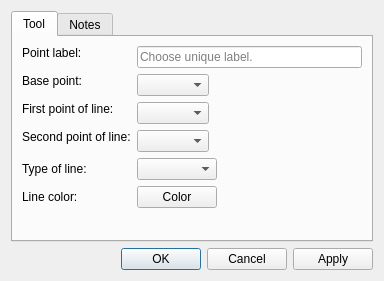
The window that src/libs/vtools/dialogs/tools/dialogheight.ui (equinox-patterns/Ostara) describes before a commit, drawn with Qt 5.
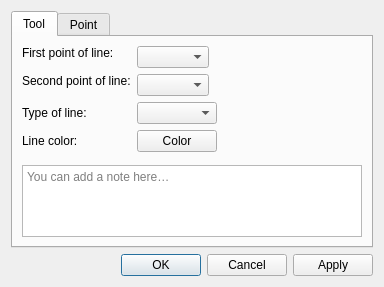
The same window after the commit. Icons and pictures are not drawn. Custom widgets are drawn as their Qt base class.

Commit message: Dialog tools : notes → Tool, onglet Point, base point retiré

The edit to the form file:
```diff
--- a/src/libs/vtools/dialogs/tools/dialogheight.ui
+++ b/src/libs/vtools/dialogs/tools/dialogheight.ui
@@ -35,45 +35,6 @@
         <enum>QFormLayout::ExpandingFieldsGrow</enum>
        </property>
        <item row="0" column="0">
-        <widget class="QLabel" name="labelEditNamePoint">
-         <property name="sizePolicy">
-          <sizepolicy hsizetype="Fixed" vsizetype="Fixed">
-           <horstretch>0</horstretch>
-           <verstretch>0</verstretch>
-          </sizepolicy>
-         </property>
-         <property name="text">
-          <string>Point label:</string>
-         </property>
-        </widget>
-       </item>
-       <item row="0" column="1">
-        <widget class="QLineEdit" name="lineEditNamePoint">
-         <property name="toolTip">
-          <string>Unique label</string>
-         </property>
-         <property name="placeholderText">
-          <string>Choose unique label.</string>
-         </property>
-        </widget>
-       </item>
-       <item row="1" column="0">
-        <widget class="QLabel" name="labelBasePoint">
-         <property name="sizePolicy">
-          <sizepolicy hsizetype="Fixed" vsizetype="Fixed">
-           <horstretch>0</horstretch>
-           <verstretch>0</verstretch>
-          </sizepolicy>
-         </property>
-         <property name="text">
-          <string>Base point:</string>
-         </property>
-        </widget>
-       </item>
-       <item row="1" column="1">
-        <widget class="QComboBox" name="comboBoxBasePoint"/>
-       </item>
-       <item row="2" column="0">
         <widget class="QLabel" name="labelFirstLinePoint">
          <property name="sizePolicy">
           <sizepolicy hsizetype="Fixed" vsizetype="Fixed">
@@ -86,10 +47,10 @@
          </property>
         </widget>
        </item>
-       <item row="2" column="1">
+       <item row="0" column="1">
         <widget class="QComboBox" name="comboBoxP1Line"/>
        </item>
-       <item row="3" column="0">
+       <item row="1" column="0">
         <widget class="QLabel" name="labelSecondLinePoint">
          <property name="sizePolicy">
           <sizepolicy hsizetype="Fixed" vsizetype="Fixed">
@@ -102,17 +63,17 @@
          </property>
         </widget>
        </item>
-       <item row="3" column="1">
+       <item row="1" column="1">
         <widget class="QComboBox" name="comboBoxP2Line"/>
        </item>
-       <item row="4" column="0">
+       <item row="2" column="0">
         <widget class="QLabel" name="label_7">
          <property name="text">
           <string>Type of line:</string>
          </property>
         </widget>
        </item>
-       <item row="4" column="1">
+       <item row="2" column="1">
         <widget class="QComboBox" name="comboBoxLineType">
          <property name="minimumSize">
           <size>
@@ -134,29 +95,74 @@
          </property>
         </widget>
        </item>
-       <item row="5" column="0">
+       <item row="3" column="0">
         <widget class="QLabel" name="label">
          <property name="text">
           <string>Line color:</string>
          </property>
         </widget>
        </item>
-       <item row="5" column="1">
+       <item row="3" column="1">
         <widget class="VPE::QtColorPicker" name="pushButtonLineColor">
          <property name="text">
           <string notr="true">Color</string>
          </property>
         </widget>
        </item>
+       <item row="5" column="0" colspan="2">
+        <layout class="QVBoxLayout" name="notesAreaLayout">
+         <item>
+          <layout class="QHBoxLayout" name="notesSeparatorLayout">
+           <property name="leftMargin"><number>33</number></property>
+           <property name="rightMargin"><number>33</number></property>
+           <item>
+            <widget class="QFrame" name="notesSeparator">
+             <property name="minimumSize"><size><width>0</width><height>1</height></size></property>
+             <property name="maximumSize"><size><width>16777215</width><height>1</height></size></property>
+            </widget>
+           </item>
+          </layout>
+         </item>
+         <item>
+          <widget class="QPlainTextEdit" name="plainTextEditToolNotes">
+           <property name="placeholderText"><string>You can add a note here…</string></property>
+           <property name="maximumSize"><size><width>16777215</width><height>100</height></size></property>
+          </widget>
+         </item>
+        </layout>
+       </item>
       </layout>
      </widget>
      <widget class="QWidget" name="tab_2">
       <attribute name="title">
-       <string>Notes</string>
+       <string>Point</string>
       </attribute>
-      <layout class="QVBoxLayout" name="verticalLayout_2">
-       <item>
-        <widget class="QPlainTextEdit" name="plainTextEditToolNotes"/>
+      <layout class="QFormLayout" name="formLayoutPoint">
+       <property name="fieldGrowthPolicy">
+        <enum>QFormLayout::ExpandingFieldsGrow</enum>
+       </property>
+       <item row="0" column="0">
+        <widget class="QLabel" name="labelEditNamePoint">
+         <property name="sizePolicy">
+          <sizepolicy hsizetype="Fixed" vsizetype="Fixed">
+           <horstretch>0</horstretch>
+           <verstretch>0</verstretch>
+          </sizepolicy>
+         </property>
+         <property name="text">
+          <string>Point name:</string>
+         </property>
+        </widget>
+       </item>
+       <item row="0" column="1">
+        <widget class="QLineEdit" name="lineEditNamePoint">
+         <property name="toolTip">
+          <string>Unique label</string>
+         </property>
+         <property name="placeholderText">
+          <string>Choose unique label.</string>
+         </property>
+        </widget>
        </item>
       </layout>
      </widget>
```
The commit also changes 77 other files.
